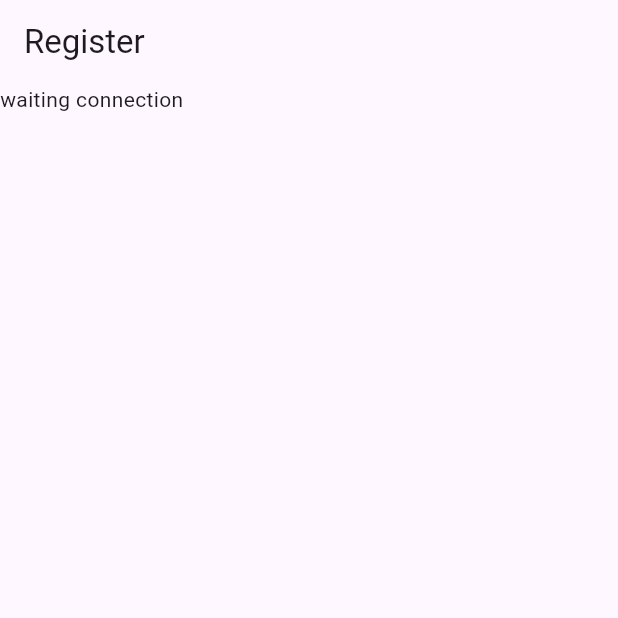
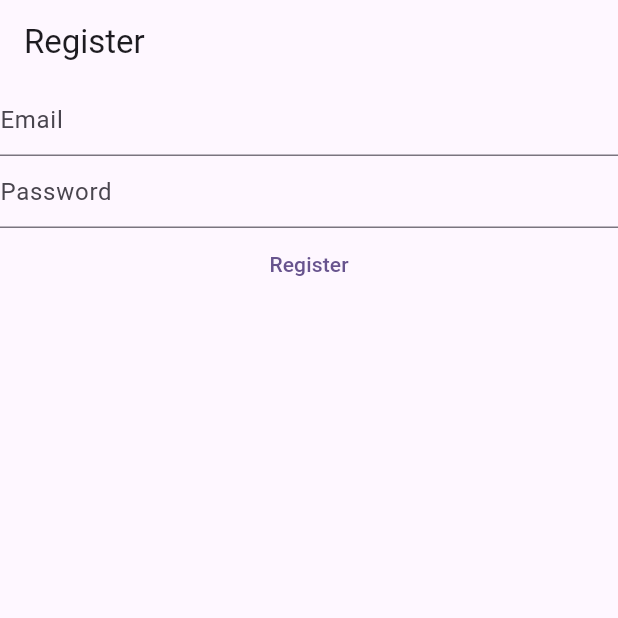
Before and after one commit to leuleyasu/Flutter-Firebase-my_notes_app, a Flutter app: the screen it shows after launch, on a phone screen of 412 x 824 dp, the top half of it. Run offline on Flutter 3.47's test engine with Material 2 defaults, Android fonts, the phone set to English and light mode, and no system bars; our stand-ins replace firebase_auth, firebase_core; accounts and stored records are empty.

```diff
--- a/lib/view/Register.dart
+++ b/lib/view/Register.dart
@@ -1,3 +1,4 @@
+// ignore: file_names
 import 'package:firebase_auth/firebase_auth.dart';
 import 'package:firebase_core/firebase_core.dart';
 import 'package:flutter/material.dart';
@@ -23,12 +24,12 @@ class _RegisterState extends State<Register> {
 
   @override
   void dispose() {
-    // TODO: implement dispose
     _email.dispose();
     _password.dispose();
     super.dispose();
   }
 
+  @override
  @override
 Widget build(BuildContext context) {
   return Scaffold(
@@ -36,13 +37,13 @@ class _RegisterState extends State<Register> {
       title: const Text("Register"),
     ),
     body: FutureBuilder(
-          future:  Firebase.initializeApp(
+      future: Firebase.initializeApp(
         options: DefaultFirebaseOptions.currentPlatform,
       ),
       builder: (context, snapshot) {
-           switch(snapshot.connectionState){
-            case  ConnectionState.none:
-Column(
+        switch (snapshot.connectionState) {
+          case ConnectionState.done:
+            return Column(
               children: [
                 TextField(
                   controller: _email,
@@ -58,42 +59,51 @@ Column(
                 ),
                 TextButton(
                   onPressed: () async {
-
                     try {
                       final email = _email.text;
                       final password = _password.text;
 
-                 await  FirebaseAuth.instance.createUserWithEmailAndPassword(
+                      await FirebaseAuth.instance
+                          .createUserWithEmailAndPassword(
                               email: email, password: password);
+                    } on FirebaseAuthException catch (e) {
+                      String errormessage='An error occured';
+                      if (e.code == 'weak-password') {
 
+                    errormessage='The password provided is too weak.';
 
-                    } on FirebaseAuthException catch (e) {
-  if (e.code == 'weak-password') {
-    print('The password provided is too weak.');
                       } else if (e.code == 'email-already-in-use') {
+
+                    errormessage='The account already exists for that email.';
+
                         print('The account already exists for that email.');
                       }
 
+                     ScaffoldMessenger.of(context).showSnackBar(
+        SnackBar(
+          content: Text(errormessage),
+        ),
+      );
                     }
-
                     catch (e) {
                       print(e);
                     }
-
-                }, child: const Text("Register"),
+                  },
+                  child: const Text("Register"),
                 )
               ],
             );
 
-default:return const Text("waiting connection");
+          case ConnectionState.waiting:
+            return const Text("Loading...");
+
+          default:
+            return const Text("Something went wrong...");
         }
 
-return const Text("someting went wrong");
-          }
-
-
-
+      },
     ),
   );
 }
+
 }
```
Also changed, not shown: lib/main.dart (+35 -1 lines), lib/view/login.dart (+31 -15 lines), 1 other file. Lines whose indentation alone changed are shown as unchanged.
